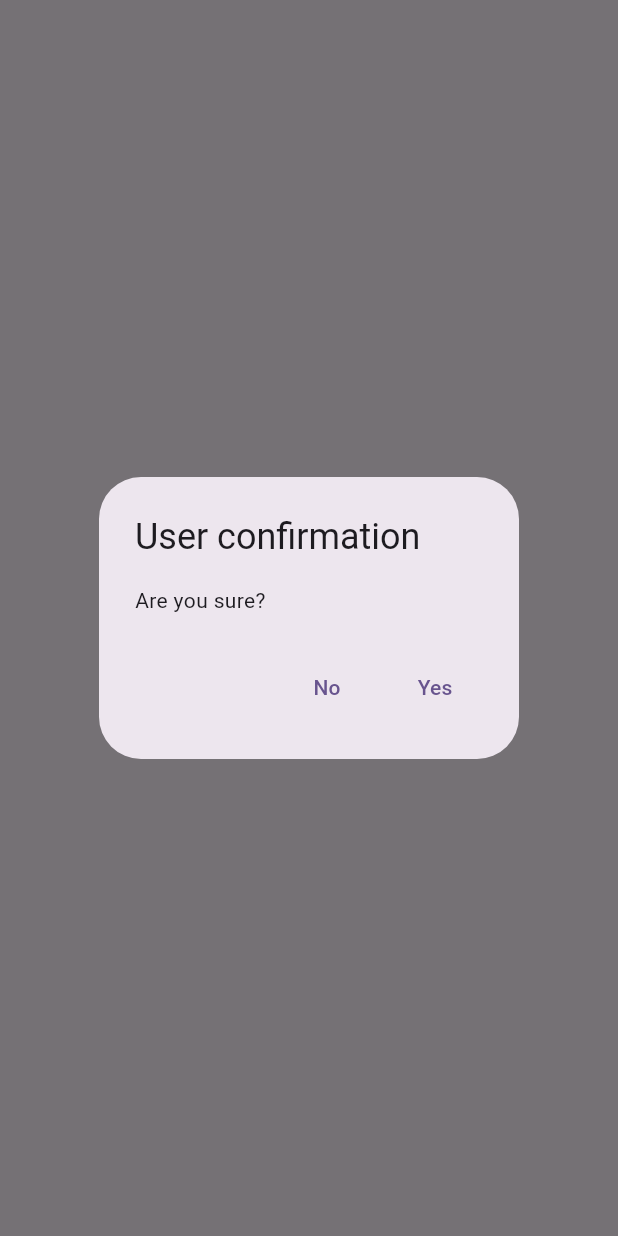
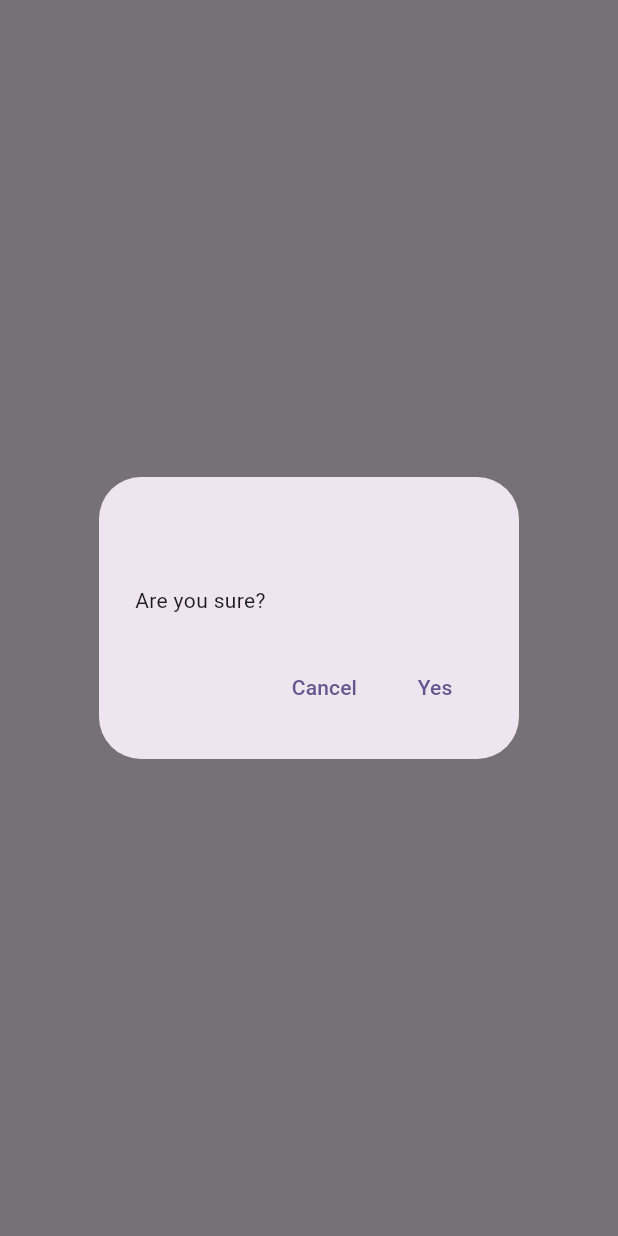
Before and after one commit to shukebeta/HappyNotes, a Flutter app: what showConfirmDialog() shows on an empty page, opened directly, on a phone screen of 412 x 824 dp. Run offline on Flutter 3.47's test engine with Material 3 defaults, Android fonts, the phone set to English and light mode, and no system bars; our stand-ins replace dio, flutter_dotenv, flutter_secure_storage, get_it, logger, shared_preferences; accounts and stored records are empty; network calls fail.

Commit message:
improve confirm dialog/delete note confirm dialog

```diff
--- a/lib/screens/note_detail.dart
+++ b/lib/screens/note_detail.dart
@@ -82,8 +82,8 @@ class NoteDetailState extends State<NoteDetail> {
           IconButton(
             icon: const Icon(Icons.delete),
             onPressed: () async {
-              var canDelete = await DialogService.showConfirmDialog(context) ?? false;
-              if (canDelete) {
+              var sure = await DialogService.showConfirmDialog(context, title: 'Delete note', text: 'Each note has its story, are you sure you delete this one?') ?? false;
+              if (sure) {
                 _deleteNote();
               }
             },
--- a/lib/services/dialog_services.dart
+++ b/lib/services/dialog_services.dart
@@ -4,7 +4,7 @@ class DialogService {
   static Future<bool?> showUnsavedChangesDialog(BuildContext context) {
     return showConfirmDialog(context, title: 'Unsaved changes', text: 'You have unsaved changes. Do you really want to leave?');
   }
-  static Future<bool?> showConfirmDialog(BuildContext context, {String title='User confirmation', String text="Are you sure?"}) {
+  static Future<bool?> showConfirmDialog(BuildContext context, {String title='', String text="Are you sure?", String noText='Cancel', String yesText='Yes'}) {
     return showDialog<bool>(
       context: context,
       builder: (context) => AlertDialog(
@@ -13,11 +13,11 @@ class DialogService {
         actions: [
           TextButton(
             onPressed: () => Navigator.of(context).pop(false),
-            child: const Text('No'),
+            child: Text(noText),
           ),
           TextButton(
             onPressed: () => Navigator.of(context).pop(true),
-            child: const Text('Yes'),
+            child: Text(yesText),
           ),
         ],
       ),
```
